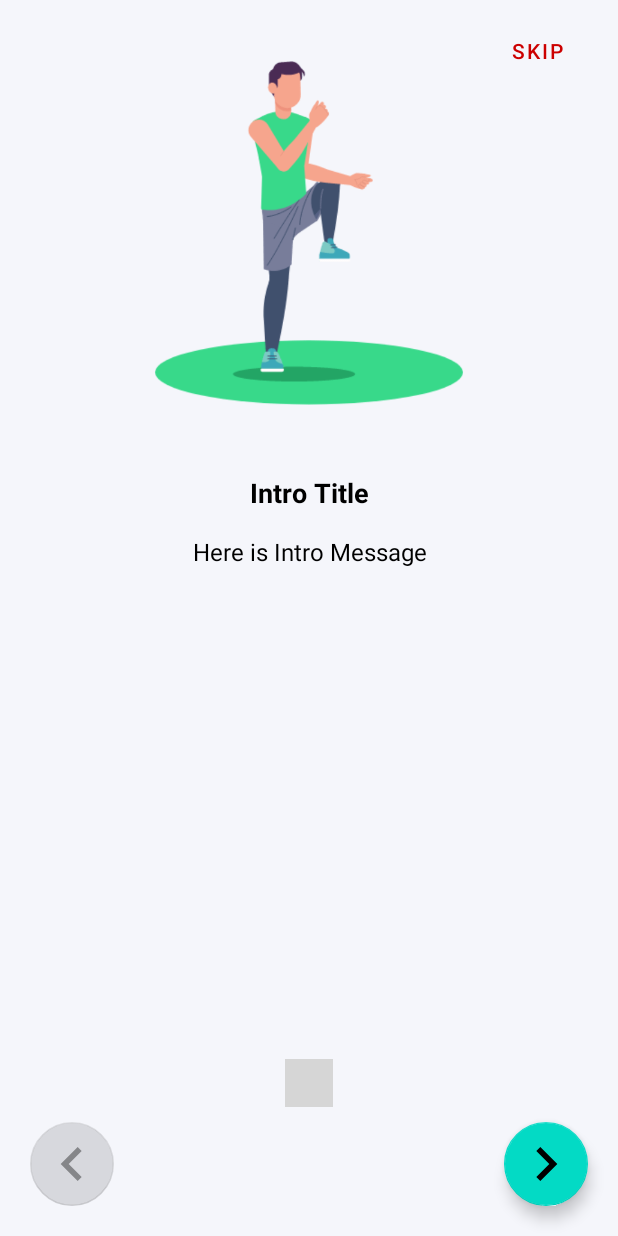
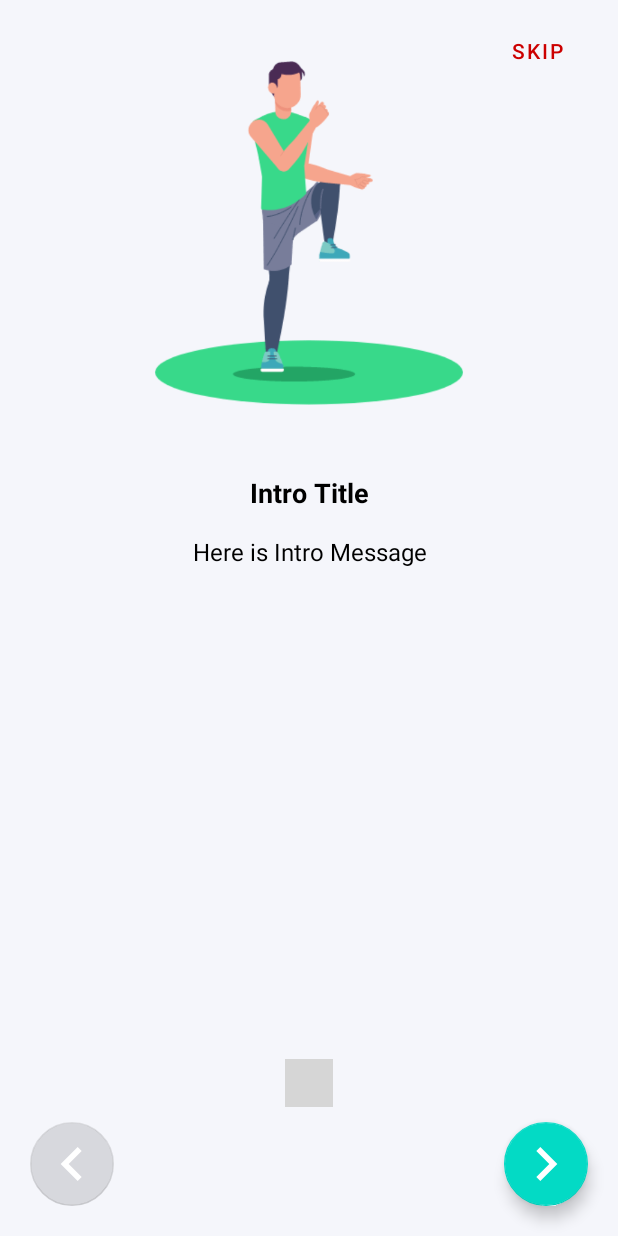
Before and after one commit to orbitalsonic/Slideshow-Introduction-Android-Kotlin, an Android app: the screen it shows after launch (IntroductionActivity), on a phone screen of 412 x 824 dp. Run offline under Robolectric (Android 15) with nearby library versions, the phone set to English and light mode, and no system bars; libraries missing offline, so code that uses them is left out: com.zhpan.indicator; plain views replace IndicatorView; 4 statements that could not run were skipped; grey boxes are pictures that could not be loaded.

Commit message:
SlideShow Introduction

```diff
--- a/app/src/main/java/com/orbitalsonic/slideshowintroduction/IntroductionActivity.kt
+++ b/app/src/main/java/com/orbitalsonic/slideshowintroduction/IntroductionActivity.kt
@@ -40,6 +40,11 @@ class IntroductionActivity : AppCompatActivity() {
             override fun onPageSelected(position: Int) {
                 indicatorView.onPageSelected(position)
                 btnBeforeNavigate.isEnabled = position != 0
+                if (position==viewPager.adapter!!.count-1){
+                    btnNextNavigate.setImageResource(R.drawable.ic_baseline_done_24)
+                }else if (position==viewPager.adapter!!.count-2){
+                    btnNextNavigate.setImageResource(R.drawable.ic_baseline_navigate_next_24)
+                }
             }
 
             override fun onPageScrollStateChanged(state: Int) {
--- /dev/null
+++ b/app/src/main/res/drawable/ic_baseline_done_24.xml
@@ -0,0 +1,10 @@
+<vector xmlns:android="http://schemas.android.com/apk/res/android"
+    android:width="24dp"
+    android:height="24dp"
+    android:viewportWidth="24"
+    android:viewportHeight="24"
+    android:tint="?attr/colorControlNormal">
+  <path
+      android:fillColor="@android:color/white"
+      android:pathData="M9,16.2L4.8,12l-1.4,1.4L9,19 21,7l-1.4,-1.4L9,16.2z"/>
+</vector>
--- a/app/src/main/res/layout/activity_introduction.xml
+++ b/app/src/main/res/layout/activity_introduction.xml
@@ -46,6 +46,7 @@
         android:layout_margin="20dp"
         app:maxImageSize="45dp"
         android:enabled="false"
+        app:tint="@color/white"
         android:src="@drawable/ic_baseline_navigate_before_24"
         app:layout_constraintStart_toStartOf="parent"
         app:layout_constraintBottom_toBottomOf="parent"
@@ -57,6 +58,7 @@
         android:layout_height="wrap_content"
         android:layout_margin="20dp"
         app:maxImageSize="45dp"
+        app:tint="@color/white"
         android:src="@drawable/ic_baseline_navigate_next_24"
         app:layout_constraintEnd_toEndOf="parent"
         app:layout_constraintBottom_toBottomOf="parent"
--- a/app/src/main/res/values/strings.xml
+++ b/app/src/main/res/values/strings.xml
@@ -6,15 +6,15 @@
     <string-array name="intro_title_list">
         <item>Different Exercise</item>
         <item>Diet Plans</item>
+        <item>Daily Water Tracking</item>
         <item>Daily Reports</item>
-        <item>Weight Plan</item>
     </string-array>
 
     <string-array name="intro_message_list">
         <item>Daily workout routines for all your main muscle groups</item>
         <item>Follow diet plan to keep your body active and energetic</item>
+        <item>Reminds you to drink water, to take care of your health</item>
         <item>Keep track of all your daily health activities</item>
-        <item>Helping you lose weight, exercise has been linked to many other benefits, including improved mood, stronger bones, and a reduced risk of many chronic diseases</item>
     </string-array>
 
 </resources>
```
Also changed, not shown: app/src/main/res/drawable/intro_image3.png, app/src/main/res/drawable/intro_image4.png, 3 other files.
